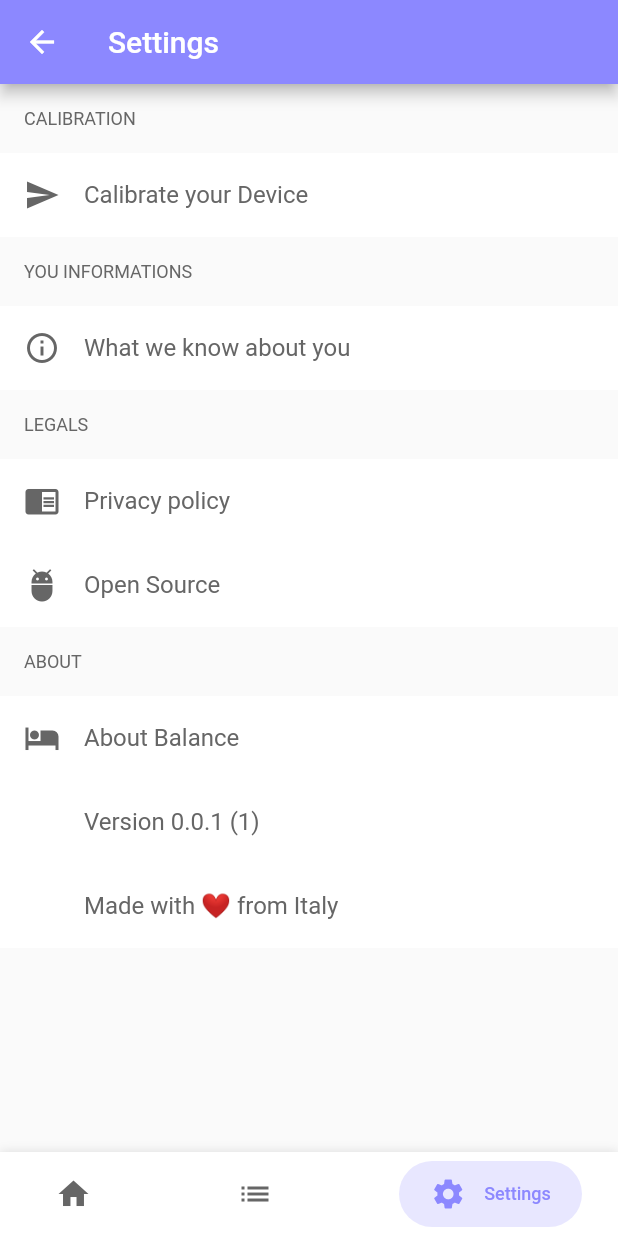
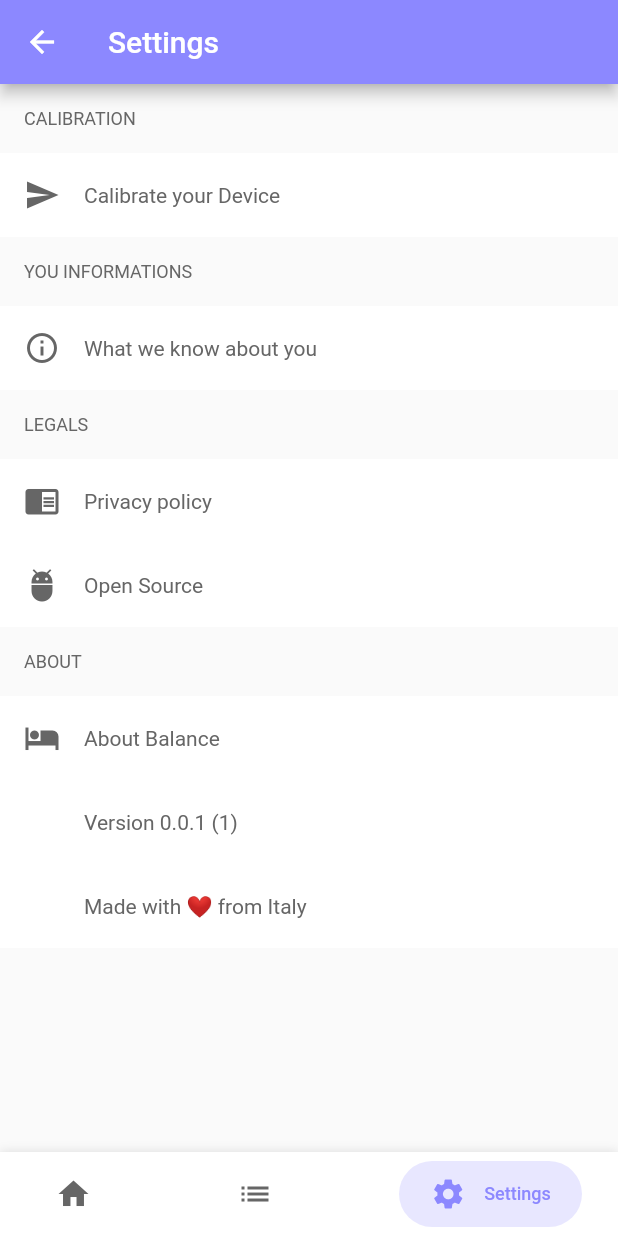
Before and after one commit to Supercaly/Balance-Flutter, a Flutter app: the MainScreen screen opened by its route, item 3 of the bottom bar chosen, on a phone screen of 412 x 824 dp. Run offline on Flutter 3.47's test engine with Material 2 defaults, Android fonts, the phone set to English and light mode, and no system bars; our stand-ins replace floor, flutter_bloc, flutter_svg, introduction_screen, shared_preferences, sqflite; accounts and stored records are empty; generated files the repository leaves out were written again.

Commit message:
Include textStyle in settings_widget.dart

```diff
--- a/lib/res/theme.dart
+++ b/lib/res/theme.dart
@@ -1,3 +1,4 @@
+
 import 'package:flutter/material.dart';
 import 'package:balance_app/res/colors.dart';
 
--- a/lib/screens/settings_screen.dart
+++ b/lib/screens/settings_screen.dart
@@ -1,22 +1,10 @@
+
 import 'package:balance_app/routes.dart';
 import 'package:balance_app/widgets/settings_widget.dart';
 import 'package:flutter/cupertino.dart';
 import 'package:flutter/material.dart';
 
-class SettingsScreen extends StatefulWidget {
-  @override
-  State<StatefulWidget> createState() => _SettingsScreenState();
-}
-
-class _SettingsScreenState extends State<SettingsScreen> {
-  int _easterEggTapCount;
-
-  @override
-  void initState() {
-    _easterEggTapCount = 0;
-    super.initState();
-  }
-
+class SettingsScreen extends StatelessWidget {
   @override
   Widget build(BuildContext context) {
     return ListView(
@@ -26,7 +14,7 @@ class _SettingsScreenState extends State<SettingsScreen> {
           children: [
             SettingsElement(
               icon: Icon(Icons.send),
-              text: Text("Calibrate your Device"),
+              text: "Calibrate your Device",
               onTap: () => Navigator.pushNamed(context, Routes.calibration),
             ),
           ],
@@ -36,7 +24,7 @@ class _SettingsScreenState extends State<SettingsScreen> {
           children: [
             SettingsElement(
               icon: Icon(Icons.info_outline),
-              text: Text("What we know about you"),
+              text: "What we know about you",
               onTap: () => Navigator.pushNamed(context, Routes.personal_info_recap),
             )
           ]
@@ -46,11 +34,11 @@ class _SettingsScreenState extends State<SettingsScreen> {
           children: [
             SettingsElement(
               icon: Icon(Icons.chrome_reader_mode),
-              text: Text("Privacy policy"),
+              text: "Privacy policy",
             ),
             SettingsElement(
               icon: Icon(Icons.adb),
-              text: Text("Open Source"),
+              text: "Open Source",
             ),
           ]
         ),
@@ -59,14 +47,11 @@ class _SettingsScreenState extends State<SettingsScreen> {
           children: [
             SettingsElement(
               icon: Icon(Icons.hotel),
-              text: Text("About Balance"),
+              text: "About Balance",
             ),
             SettingsElement(
-              text: Text("Version 0.0.1 (1)"),
-              onTap: () {
-                _easterEggTapCount++;
-                if (_easterEggTapCount == 5) {
-                  _easterEggTapCount = 0;
+              text: "Version 0.0.1 (1)",
+              onLongPress: () {
                   Scaffold.of(context)
                     .showSnackBar(
                       SnackBar(
@@ -74,11 +59,10 @@ class _SettingsScreenState extends State<SettingsScreen> {
                         duration: Duration(seconds: 2),
                       )
                   );
-                }
               }
             ),
             SettingsElement(
-              text: Text("Made with ❤ from Italy"),
+              text: "Made with ❤ from Italy",
             ),
           ]
         ),
--- a/lib/widgets/settings_widget.dart
+++ b/lib/widgets/settings_widget.dart
@@ -45,17 +45,19 @@ class SettingsGroup extends StatelessWidget {
 ///
 /// This Widget implements and element of a [SettingsGroup],
 /// the element has an [icon], a [text] and responds to
-/// [onTap] events.
+/// [onTap] and [onLongPress] events.
 class SettingsElement extends StatelessWidget {
   final Icon icon;
-  final Text text;
+  final String text;
   final VoidCallback onTap;
+  final VoidCallback onLongPress;
 
   SettingsElement({
     Key key,
     this.icon,
     @required this.text,
     this.onTap,
+    this.onLongPress
   }): assert(text != null),
       super(key: key);
 
@@ -64,6 +66,7 @@ class SettingsElement extends StatelessWidget {
     return Material(
       color: Theme.of(context).brightness == Brightness.light? Colors.white: Theme.of(context).primaryColor,
       child: InkWell(
+        onLongPress: () => onLongPress?.call(),
         onTap: () => onTap?.call(),
         child: Container(
           child: Padding(
@@ -72,7 +75,10 @@ class SettingsElement extends StatelessWidget {
               children: <Widget>[
                 icon != null ? icon: SizedBox(width: 24, height: 24),
                 SizedBox(width: 16),
-                text,
+                Text(
+                  text,
+                  style: Theme.of(context).textTheme.bodyText1,
+                ),
               ],
             ),
           ),
```
